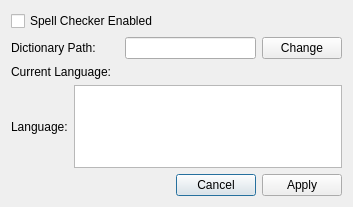
First picture: the form in Swift/QtUI/QtSpellCheckerWindow.ui, repository swift/swift, before the edit.
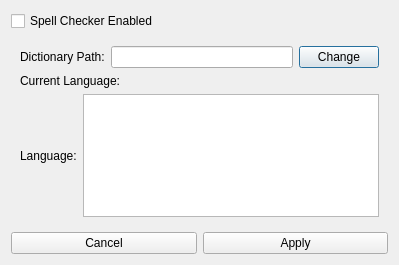
Second picture: the form after the edit.

Commit message: Hide spell checking options when it's not hunspell

What changed in the file:
```diff
--- a/Swift/QtUI/QtSpellCheckerWindow.ui
+++ b/Swift/QtUI/QtSpellCheckerWindow.ui
@@ -6,79 +6,97 @@
    <rect>
     <x>0</x>
     <y>0</y>
-    <width>353</width>
-    <height>207</height>
+    <width>399</width>
+    <height>265</height>
    </rect>
   </property>
   <property name="windowTitle">
    <string>Dialog</string>
   </property>
-  <layout class="QGridLayout" name="gridLayout">
-   <item row="4" column="3" colspan="2">
-    <layout class="QHBoxLayout" name="horizontalLayout">
+  <layout class="QVBoxLayout" name="verticalLayout">
      <item>
-      <widget class="QPushButton" name="cancel">
-       <property name="text">
-        <string>Cancel</string>
-       </property>
-      </widget>
-     </item>
-     <item>
-      <widget class="QPushButton" name="apply">
-       <property name="text">
-        <string>Apply</string>
-       </property>
-      </widget>
-     </item>
-    </layout>
-   </item>
-   <item row="0" column="0" colspan="3">
     <widget class="QCheckBox" name="spellChecker">
      <property name="text">
       <string>Spell Checker Enabled</string>
      </property>
     </widget>
    </item>
-   <item row="1" column="0" colspan="2">
+   <item>
+    <widget class="QWidget" name="hunspellOptions" native="true">
+     <layout class="QVBoxLayout" name="verticalLayout_2">
+      <item>
+       <layout class="QHBoxLayout" name="horizontalLayout_2">
+        <item>
     <widget class="QLabel" name="pathLabel">
      <property name="text">
       <string>Dictionary Path:</string>
      </property>
     </widget>
    </item>
-   <item row="1" column="2" colspan="2">
+        <item>
     <widget class="QLineEdit" name="pathContent"/>
    </item>
-   <item row="1" column="4">
+        <item>
     <widget class="QPushButton" name="pathButton">
      <property name="text">
       <string>Change</string>
      </property>
     </widget>
    </item>
-   <item row="2" column="0" colspan="2">
+       </layout>
+      </item>
+      <item>
+       <layout class="QHBoxLayout" name="horizontalLayout_3">
+        <item>
     <widget class="QLabel" name="currentLanguage">
      <property name="text">
       <string>Current Language:</string>
      </property>
     </widget>
    </item>
-   <item row="2" column="2">
+        <item>
     <widget class="QLabel" name="currentLanguageValue">
      <property name="text">
       <string/>
      </property>
     </widget>
    </item>
-   <item row="3" column="1" colspan="4">
-    <widget class="QListWidget" name="languageView"/>
-   </item>
-   <item row="3" column="0">
+       </layout>
+      </item>
+      <item>
+       <layout class="QHBoxLayout" name="horizontalLayout_4">
+        <item>
     <widget class="QLabel" name="language">
      <property name="text">
       <string>Language:</string>
      </property>
     </widget>
+        </item>
+        <item>
+         <widget class="QListWidget" name="languageView"/>
+        </item>
+       </layout>
+      </item>
+     </layout>
+    </widget>
+   </item>
+   <item>
+    <layout class="QHBoxLayout" name="horizontalLayout">
+     <item>
+      <widget class="QPushButton" name="cancel">
+       <property name="text">
+        <string>Cancel</string>
+       </property>
+      </widget>
+     </item>
+     <item>
+      <widget class="QPushButton" name="apply">
+       <property name="text">
+        <string>Apply</string>
+       </property>
+      </widget>
+     </item>
+    </layout>
    </item>
   </layout>
  </widget>
```
Lines whose indentation alone changed are shown as unchanged. The commit also changes 2 other files.
